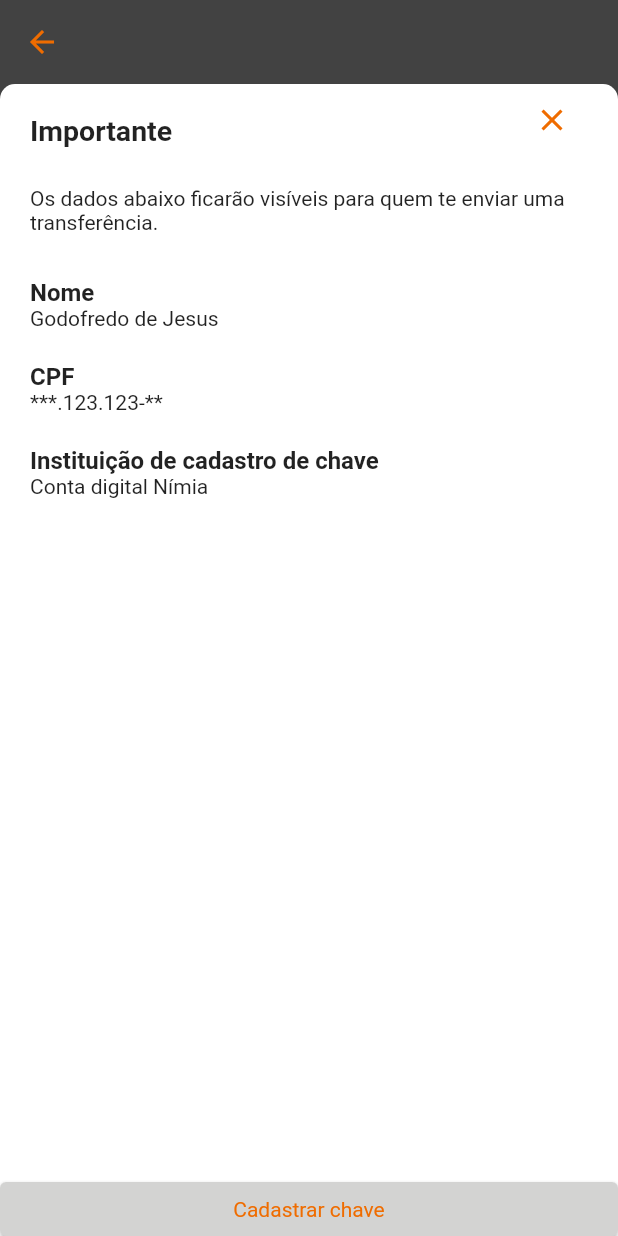
After one commit to viniciusps01/screens-challenge, a Flutter app: the screen it shows after launch, after a tap on "Recado", on a phone screen of 412 x 824 dp. The commit adds this screen. Run offline on Flutter 3.47's test engine with Material 2 defaults, Android fonts, the phone set to English and light mode, and no system bars.

Commit message:
Added MessagePage

```diff
--- a/lib/main.dart
+++ b/lib/main.dart
@@ -3,6 +3,7 @@ import 'package:screens_challenge/theming/themes.dart';
 import 'package:screens_challenge/ui/pages/home_pix_page/home_pix_page.dart';
 import 'package:screens_challenge/ui/pages/key_registering_page/key_registering_page.dart';
 import 'package:screens_challenge/ui/pages/keys_menu_page/keys_menu_page.dart';
+import 'package:screens_challenge/ui/pages/message_page/message_page.dart';
 
 import 'ui/pages/cpf_key_page/cpf_key_page.dart';
 import 'ui/pages/validation_page/validation_page.dart';
@@ -72,6 +73,13 @@ class Home extends StatelessWidget {
                 const ValidationPage(),
               ),
               child: const Text('Validação'),
+            ),
+            OutlinedButton(
+              onPressed: () => goToPage(
+                context,
+                const MessagePage(),
+              ),
+              child: const Text('Recado'),
             )
           ],
         ),
--- /dev/null
+++ b/lib/ui/pages/message_page/info.dart
@@ -0,0 +1,32 @@
+import 'package:flutter/material.dart';
+
+class Info extends StatelessWidget {
+  final String title;
+  final String subtitle;
+
+  const Info({
+    Key? key,
+    required this.title,
+    required this.subtitle,
+  }) : super(key: key);
+
+  @override
+  Widget build(BuildContext context) {
+    return ListTile(
+      contentPadding: const EdgeInsets.all(0),
+      visualDensity: const VisualDensity(vertical: -4),
+      title: Text(
+        title,
+        style: const TextStyle(
+          fontWeight: FontWeight.bold,
+        ),
+      ),
+      subtitle: Text(
+        subtitle,
+        style: const TextStyle(
+          color: Colors.black87,
+        ),
+      ),
+    );
+  }
+}
--- /dev/null
+++ b/lib/ui/pages/message_page/message_page.dart
@@ -0,0 +1,95 @@
+import 'package:flutter/material.dart';
+import 'package:screens_challenge/ui/pages/message_page/info.dart';
+import 'package:screens_challenge/ui/widgets/grey_button.dart';
+
+class MessagePage extends StatelessWidget {
+  const MessagePage({Key? key}) : super(key: key);
+
+  @override
+  Widget build(BuildContext context) {
+    final _bgColor = Colors.grey.shade800;
+
+    return Scaffold(
+      appBar: AppBar(
+        backgroundColor: _bgColor,
+      ),
+      body: Container(
+        color: _bgColor,
+        child: Container(
+          decoration: const BoxDecoration(
+            color: Colors.white,
+            borderRadius: BorderRadius.only(
+              topLeft: Radius.circular(10),
+              topRight: Radius.circular(10),
+            ),
+          ),
+          child: Column(
+            children: [
+              Expanded(
+                child: Container(
+                  padding: const EdgeInsets.only(
+                    left: 20,
+                    right: 20,
+                    bottom: 10,
+                  ),
+                  child: Column(
+                    crossAxisAlignment: CrossAxisAlignment.start,
+                    children: [
+                      Stack(
+                        children: [
+                          Container(
+                            alignment: Alignment.centerRight,
+                            child: IconButton(
+                              onPressed: () => Navigator.of(context).pop(),
+                              icon: const Icon(Icons.close),
+                            ),
+                          ),
+                          Padding(
+                            padding: const EdgeInsets.only(top: 20),
+                            child: Text(
+                              'Importante',
+                              style: Theme.of(context)
+                                  .textTheme
+                                  .titleLarge!
+                                  .copyWith(
+                                    fontSize: 19,
+                                  ),
+                            ),
+                          ),
+                        ],
+                      ),
+                      const SizedBox(height: 20),
+                      const Text(
+                        'Os dados abaixo ficarão visíveis para quem te enviar uma transferência.',
+                      ),
+                      const SizedBox(height: 15),
+                      const Info(
+                        title: 'Nome',
+                        subtitle: 'Godofredo de Jesus',
+                      ),
+                      const Info(
+                        title: 'CPF',
+                        subtitle: '***.123.123-**',
+                      ),
+                      const Info(
+                        title: 'Instituição de cadastro de chave',
+                        subtitle: 'Conta digital Nímia',
+                      )
+                    ],
+                  ),
+                ),
+              ),
+              SizedBox(
+                width: double.infinity,
+                child: GreyButton(
+                  onPressed: () {},
+                  label: 'Cadastrar chave',
+                ),
+              )
+            ],
+          ),
+        ),
+      ),
+    );
+  }
+}
```
